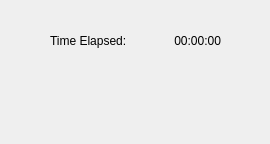
Ziqi-Li/MGWR-GUI, file resources/ui/loader.ui: the form before one commit.
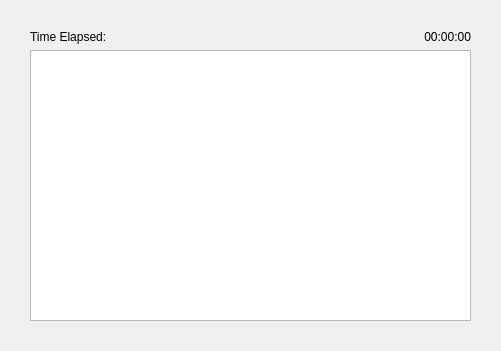
The form after the commit.

Diff of the .ui file:
```diff
--- a/resources/ui/loader.ui
+++ b/resources/ui/loader.ui
@@ -6,8 +6,8 @@
    <rect>
     <x>0</x>
     <y>0</y>
-    <width>270</width>
-    <height>144</height>
+    <width>501</width>
+    <height>351</height>
    </rect>
   </property>
   <property name="sizePolicy">
@@ -22,35 +22,6 @@
   <property name="modal">
    <bool>true</bool>
   </property>
-  <widget class="QWidget" name="horizontalLayoutWidget">
-   <property name="geometry">
-    <rect>
-     <x>50</x>
-     <y>30</y>
-     <width>171</width>
-     <height>21</height>
-    </rect>
-   </property>
-   <layout class="QHBoxLayout" name="horizontalLayout">
-    <item>
-     <widget class="QLabel" name="label">
-      <property name="text">
-       <string>Time Elapsed:</string>
-      </property>
-     </widget>
-    </item>
-    <item>
-     <widget class="QLabel" name="label_2">
-      <property name="text">
-       <string>00:00:00</string>
-      </property>
-      <property name="alignment">
-       <set>Qt::AlignRight|Qt::AlignTrailing|Qt::AlignVCenter</set>
-      </property>
-     </widget>
-    </item>
-   </layout>
-  </widget>
   <widget class="QLabel" name="loadingGIFLabel">
    <property name="geometry">
     <rect>
@@ -70,6 +41,45 @@
     <set>Qt::AlignCenter</set>
    </property>
   </widget>
+  <widget class="QWidget" name="gridLayoutWidget">
+   <property name="geometry">
+    <rect>
+     <x>10</x>
+     <y>10</y>
+     <width>481</width>
+     <height>331</height>
+    </rect>
+   </property>
+   <layout class="QGridLayout" name="gridLayout">
+    <property name="margin">
+     <number>20</number>
+    </property>
+    <item row="0" column="0">
+     <layout class="QHBoxLayout" name="horizontalLayout">
+      <item>
+       <widget class="QLabel" name="label">
+        <property name="text">
+         <string>Time Elapsed:</string>
+        </property>
+       </widget>
+      </item>
+      <item>
+       <widget class="QLabel" name="label_2">
+        <property name="text">
+         <string>00:00:00</string>
+        </property>
+        <property name="alignment">
+         <set>Qt::AlignRight|Qt::AlignTrailing|Qt::AlignVCenter</set>
+        </property>
+       </widget>
+      </item>
+     </layout>
+    </item>
+    <item row="1" column="0">
+     <widget class="QTextEdit" name="printTextEdit"/>
+    </item>
+   </layout>
+  </widget>
  </widget>
  <resources/>
  <connections/>
```
Left out of the diff: 2 changed lines with no effect on the pictures.
